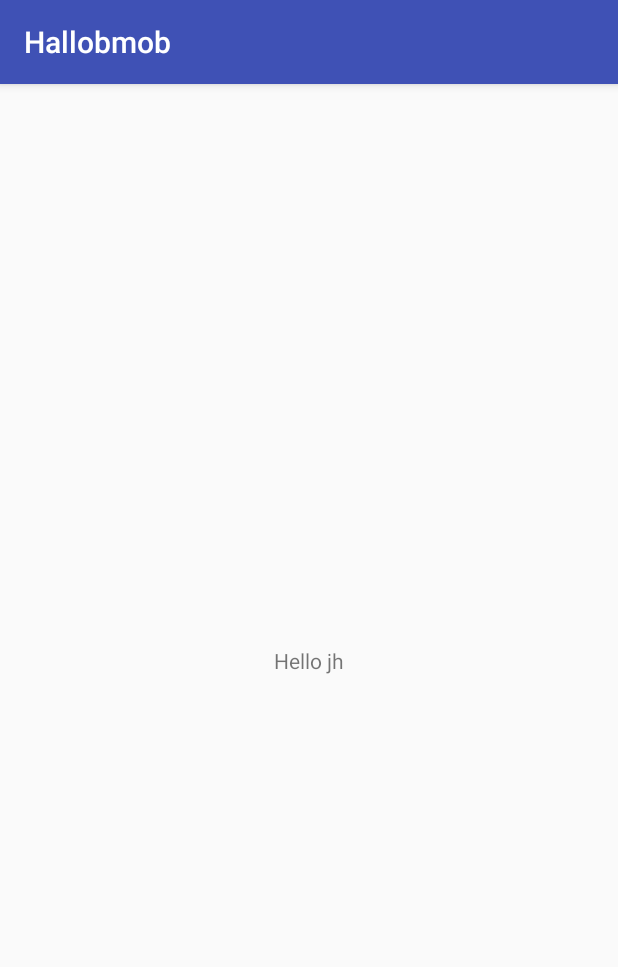
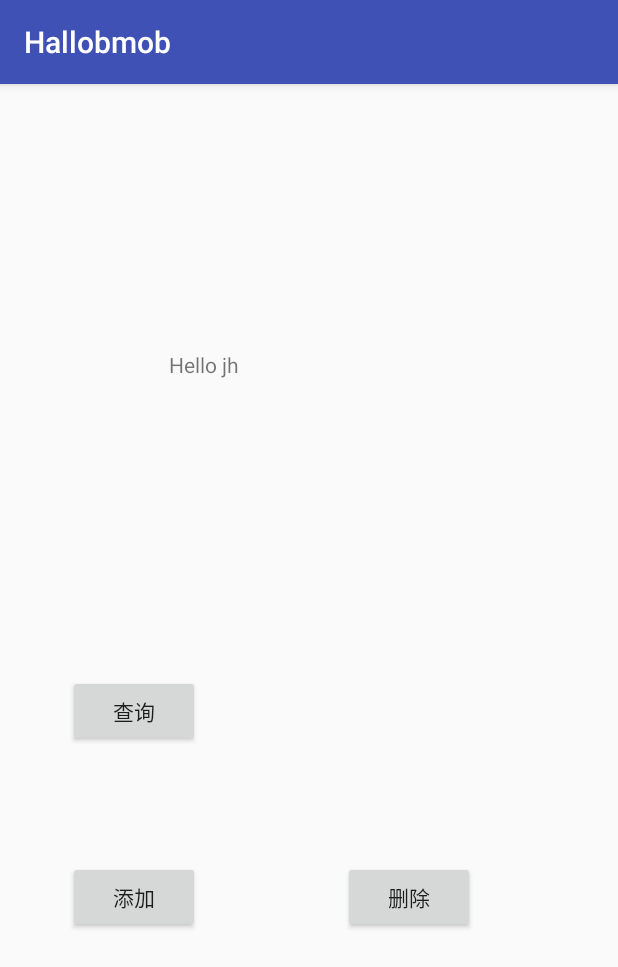
Before and after one commit to TickTick123/Hallobomb, an Android app: the JH screen opened directly, with no data from a screen before it, on a phone screen of 412 x 824 dp. Shown: the top 967 px of the screen. Run offline under Robolectric (Android 15) with nearby library versions, the phone set to English and light mode, and no system bars; libraries missing offline, so code that uses them is left out: cn.bmob.v3.

Commit message:
JH Second commit

```diff
--- a/app/src/main/java/com/example/zqf/hallobmob/JH.java
+++ b/app/src/main/java/com/example/zqf/hallobmob/JH.java
@@ -5,16 +5,80 @@ import android.os.Bundle;
 import android.support.v7.app.AppCompatActivity;
 import android.view.View;
 import android.widget.Button;
+import android.widget.TextView;
+import android.widget.Toast;
+
+import cn.bmob.v3.BmobQuery;
+import cn.bmob.v3.exception.BmobException;
+import cn.bmob.v3.listener.QueryListener;
+import cn.bmob.v3.listener.SaveListener;
+import cn.bmob.v3.listener.UpdateListener;
 
 /**
  * Created by admin on 2018/1/31.
  */
 
 public class JH extends AppCompatActivity {
-
+    Person x=new Person();
+    Person y=new Person();
     @Override
     protected void onCreate(Bundle savedInstanceState) {
         super.onCreate(savedInstanceState);
         setContentView(R.layout.jh_main);
+        Button button_add=findViewById(R.id.button4);
+        Button button_del=findViewById(R.id.button5);
+        Button button_ser=findViewById(R.id.button6);
+        final TextView text=findViewById(R.id.textView2);
+        button_add.setOnClickListener(new View.OnClickListener() {
+            @Override
+            public void onClick(View view) {
+                x.setAddress("湖南株洲");
+                x.setName("江浩");
+                x.save(new SaveListener<String>() {
+                    @Override
+                    public void done(String s, BmobException e) {
+                        if(e==null){
+                            Toast.makeText(JH.this,"添加数据成功，返回数据为：" + s,Toast.LENGTH_LONG).show();
+                            y.setObjectId(s);
+                        }else{
+                            Toast.makeText(JH.this,"创建数据失败：" + e.getMessage(),Toast.LENGTH_LONG).show();
+                        }
+                    }
+                });
+            }
+        });
+        button_del.setOnClickListener(new View.OnClickListener() {
+            @Override
+            public void onClick(View view) {
+                y.delete(new UpdateListener() {
+                    @Override
+                    public void done(BmobException e) {
+                        if(e==null){
+                            Toast.makeText(JH.this,"删除数据成功，地址为："+x.getAddress(),Toast.LENGTH_LONG).show();
+                            text.setText(x.getAddress());
+                        }else{
+                            Toast.makeText(JH.this,"删除数据失败：" + e.getMessage(),Toast.LENGTH_LONG).show();
+                        }
+                    }
+                });
+            }
+        });
+        button_ser.setOnClickListener(new View.OnClickListener() {
+            @Override
+            public void onClick(View view) {
+                BmobQuery<Person> query=new BmobQuery<>();
+                query.getObject(y.getObjectId(), new QueryListener<Person>() {
+                    @Override
+                    public void done(Person person, BmobException e) {
+                        if(e==null){
+                            Toast.makeText(JH.this,"查询成功"+person.toString(),Toast.LENGTH_LONG).show();
+                            text.setText(person.toString());
+                        }else{
+                            Toast.makeText(JH.this,"查询数据失败：" + e.getMessage(),Toast.LENGTH_LONG).show();
+                        }
+                    }
+                });
+            }
+        });
     }
 }
--- a/app/src/main/java/com/example/zqf/hallobmob/Person.java
+++ b/app/src/main/java/com/example/zqf/hallobmob/Person.java
@@ -26,4 +26,8 @@ public class Person extends BmobObject {
     public void setAddress(String address) {
         this.address = address;
     }
+
+    public String toString(){
+        return "Name:"+name+"Address:"+address;
+    }
 }
--- a/app/src/main/res/layout/jh_main.xml
+++ b/app/src/main/res/layout/jh_main.xml
@@ -9,7 +9,7 @@
     <TextView
         android:id="@+id/textView2"
         android:layout_width="wrap_content"
-        android:layout_height="wrap_content"
+        android:layout_height="19dp"
         android:layout_marginBottom="8dp"
         android:layout_marginEnd="8dp"
         android:layout_marginStart="8dp"
@@ -17,6 +17,56 @@
         android:text="@string/jie_name"
         app:layout_constraintBottom_toBottomOf="parent"
         app:layout_constraintEnd_toEndOf="parent"
+        app:layout_constraintHorizontal_bias="0.299"
         app:layout_constraintStart_toStartOf="parent"
-        app:layout_constraintTop_toTopOf="parent" />
+        app:layout_constraintTop_toTopOf="parent"
+        app:layout_constraintVertical_bias="0.231" />
+
+    <Button
+        android:id="@+id/button4"
+        android:layout_width="wrap_content"
+        android:layout_height="wrap_content"
+        android:layout_marginBottom="8dp"
+        android:layout_marginEnd="8dp"
+        android:layout_marginStart="8dp"
+        android:layout_marginTop="8dp"
+        android:text="添加"
+        app:layout_constraintBottom_toBottomOf="parent"
+        app:layout_constraintEnd_toEndOf="parent"
+        app:layout_constraintHorizontal_bias="0.121"
+        app:layout_constraintStart_toStartOf="parent"
+        app:layout_constraintTop_toTopOf="parent"
+        app:layout_constraintVertical_bias="0.724" />
+
+    <Button
+        android:id="@+id/button5"
+        android:layout_width="wrap_content"
+        android:layout_height="wrap_content"
+        android:layout_marginBottom="8dp"
+        android:layout_marginEnd="8dp"
+        android:layout_marginStart="8dp"
+        android:layout_marginTop="8dp"
+        android:text="删除"
+        app:layout_constraintBottom_toBottomOf="parent"
+        app:layout_constraintEnd_toEndOf="parent"
+        app:layout_constraintHorizontal_bias="0.717"
+        app:layout_constraintStart_toStartOf="parent"
+        app:layout_constraintTop_toTopOf="parent"
+        app:layout_constraintVertical_bias="0.724" />
+
+    <Button
+        android:id="@+id/button6"
+        android:layout_width="wrap_content"
+        android:layout_height="wrap_content"
+        android:layout_marginBottom="8dp"
+        android:layout_marginEnd="8dp"
+        android:layout_marginStart="8dp"
+        android:layout_marginTop="8dp"
+        android:text="查询"
+        app:layout_constraintBottom_toBottomOf="parent"
+        app:layout_constraintEnd_toEndOf="parent"
+        app:layout_constraintHorizontal_bias="0.121"
+        app:layout_constraintStart_toStartOf="parent"
+        app:layout_constraintTop_toTopOf="parent"
+        app:layout_constraintVertical_bias="0.548" />
 </android.support.constraint.ConstraintLayout>
--- a/app/src/main/res/values/strings.xml
+++ b/app/src/main/res/values/strings.xml
@@ -2,4 +2,5 @@
     <string name="app_name">Hallobmob</string>
     <string name="button_name">江浩</string>
     <string name="jie_name">Hello jh</string>
+
 </resources>
```
